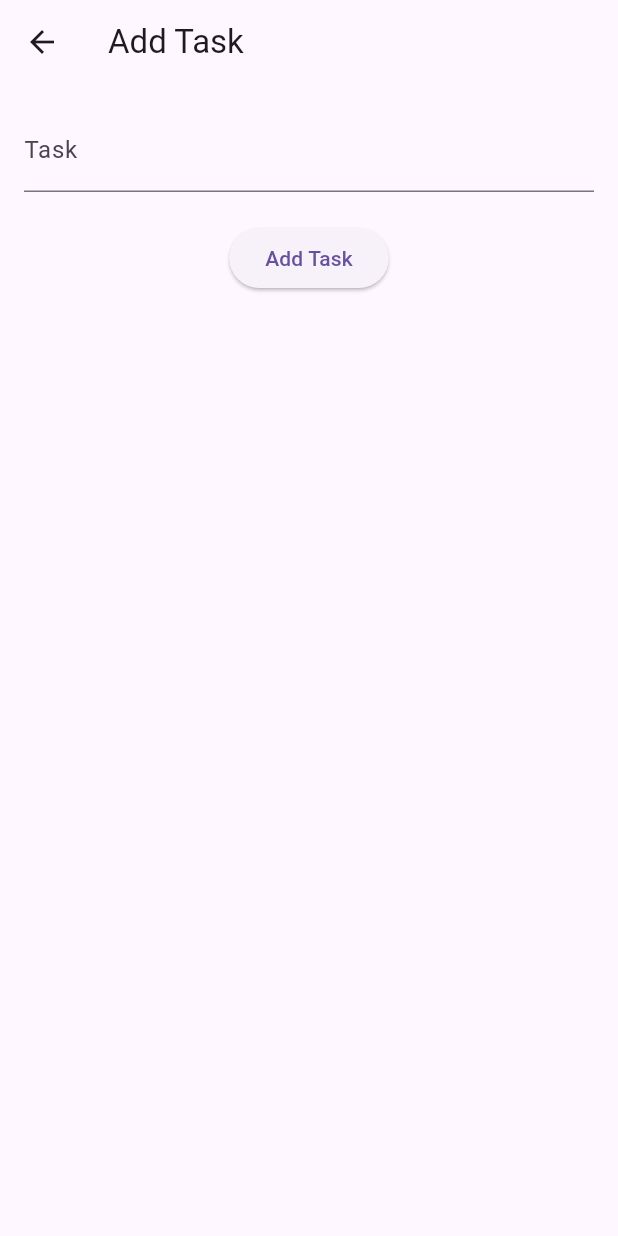
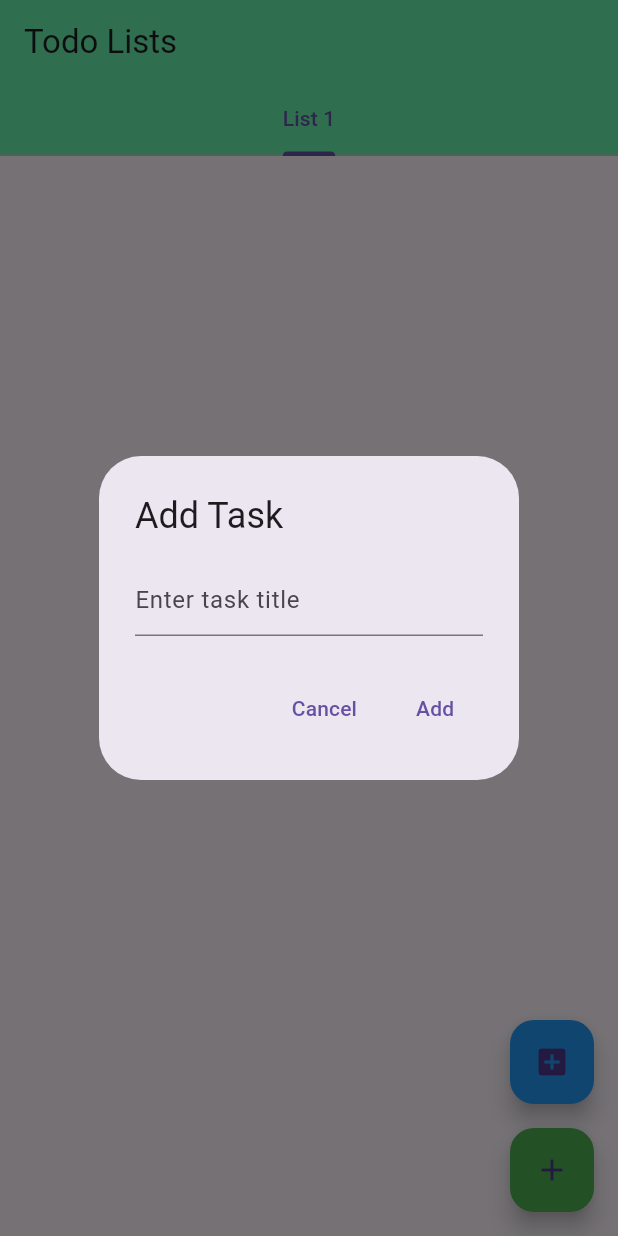
Before and after one commit to Andehvik/todo_list, a Flutter app: the screen it shows after launch, after a tap on the "add" icon, on a phone screen of 412 x 824 dp. Run offline on Flutter 3.47's test engine with Material 3 defaults, Android fonts, the phone set to English and light mode, and no system bars.

Commit message:
feat: add create new list in tab with button

```diff
--- a/lib/main.dart
+++ b/lib/main.dart
@@ -1,8 +1,9 @@
 import 'package:flutter/material.dart';
 import 'package:provider/provider.dart';
+import 'package:provider/single_child_widget.dart';
 import 'package:todo_list/providers/task_provider.dart';
 import 'package:todo_list/screens/add_task_screen.dart';
-import 'package:todo_list/screens/home_screen.dart';
+import 'package:todo_list/screens/list_screen.dart';
 
 void main() {
   runApp(MyTodoApp());
@@ -54,7 +55,7 @@ class MyTodoApp extends StatelessWidget {
         ),
         initialRoute: '/',
         routes: {
-          '/': (ctx) => HomeScreen(),
+          '/': (ctx) => ListScreen(),
           '/add-task': (ctx) => AddTaskScreen(),
           // Add more routes if needed
         },
--- a/lib/screens/add_task_screen.dart
+++ b/lib/screens/add_task_screen.dart
@@ -5,6 +5,11 @@ import '../providers/task_provider.dart';
 
 class AddTaskScreen extends StatelessWidget {
   final TextEditingController _taskController = TextEditingController();
+  final FocusNode _focusNode = FocusNode();
+
+  AddTaskScreen({super.key});
+
+
 
   void _addTask(BuildContext context) {
     final taskText = _taskController.text;
--- a/lib/screens/home_screen.dart
+++ /dev/null
@@ -1,39 +0,0 @@
-import 'package:flutter/material.dart';
-import 'package:provider/provider.dart';
-import '../providers/task_provider.dart';
-import '../widgets/task_tile.dart';
-
-class HomeScreen extends StatelessWidget {
-  const HomeScreen({super.key});
-
-  @override
-  Widget build(BuildContext context) {
-    final tasks = Provider.of<TaskProvider>(context).tasks;
-
-    return Scaffold(
-      appBar: AppBar(
-        title: Text('Todo List'),
-      ),
-      body: ListView.builder(
-        itemCount: tasks.length,
-        itemBuilder: (ctx, index) {
-          final task = tasks[index];
-          return TaskTile(
-            title: task.title,
-            isDone: task.isDone,
-            onChanged: (value) {
-              Provider.of<TaskProvider>(context, listen: false).toggleTaskCompletion(index);
-              // Implement task completion logic
-            },
-          );
-        },
-      ),
-      floatingActionButton: FloatingActionButton(
-        onPressed: () {
-          Navigator.of(context).pushNamed('/add-task');
-        },
-        child: Icon(Icons.add),
-      ),
-    );
-  }
-}
--- /dev/null
+++ b/lib/screens/list_screen.dart
@@ -0,0 +1,170 @@
+import 'package:flutter/material.dart';
+import 'package:provider/provider.dart';
+import '../models/task.dart';
+import '../providers/task_provider.dart';
+
+class ListScreen extends StatefulWidget {
+  const ListScreen({super.key});
+
+  @override
+  _ListScreenState createState() => _ListScreenState();
+}
+
+class _ListScreenState extends State<ListScreen> {
+  List<TaskProvider> taskLists = [TaskProvider()]; // Start with one list
+  int currentTabIndex = 0;
+  int counter = 0;
+
+  @override
+  Widget build(BuildContext context) {
+    return DefaultTabController(
+      length: taskLists.length,
+      child: Scaffold(
+        appBar: AppBar(
+          title: Text('Todo Lists'),
+          backgroundColor: Colors.greenAccent,
+          bottom: TabBar(
+            onTap: (index) {
+              setState(() {
+                currentTabIndex = index;
+              });
+            },
+            tabs: List.generate(taskLists.length, (index) {
+              return Tab(
+                text: 'List ${index + 1}', // Tab names: List 1, List 2, etc.
+              );
+            }),
+          ),
+        ),
+        body: TabBarView(
+          children: List.generate(taskLists.length, (index) {
+            return ChangeNotifierProvider.value(
+              value: taskLists[index],
+              child: TaskListWidget(),
+            );
+          }),
+        ),
+        floatingActionButton: Column(
+          mainAxisAlignment: MainAxisAlignment.end,
+          children: [
+            // Add New Tab Button
+            FloatingActionButton(
+              heroTag: 'addTab',
+              onPressed: () {
+                _showAddCategoryDialog();
+              },
+              child: Icon(Icons.add_box),
+              backgroundColor: Colors.blue,
+              tooltip: 'Add New Tab',
+            ),
+            const SizedBox(height: 16), // Spacing between buttons
+            // Add Task Button
+            FloatingActionButton(
+              heroTag: 'addTask',
+              onPressed: () {
+                _showAddTaskDialog(context, currentTabIndex);
+              },
+              child: Icon(Icons.add),
+              backgroundColor: Colors.green,
+              tooltip: 'Add Task to Current Tab',
+            ),
+          ],
+        ),
+      ),
+    );
+  }
+
+  // Add New Tab (Category) Dialog
+  void _showAddCategoryDialog() {
+    final TextEditingController categoryController = TextEditingController();
+
+    showDialog(
+      context: context,
+      builder: (ctx) => AlertDialog(
+        title: Text('Add New Tab'),
+        content: TextField(
+          controller: categoryController,
+          decoration: InputDecoration(hintText: 'Enter category name'),
+        ),
+        actions: [
+          TextButton(
+            onPressed: () {
+              Navigator.of(ctx).pop();
+            },
+            child: Text('Cancel'),
+          ),
+          TextButton(
+            onPressed: () {
+              if (categoryController.text.isNotEmpty) {
+                setState(() {
+                  taskLists.add(TaskProvider());
+                });
+                Navigator.of(ctx).pop();
+              }
+            },
+            child: Text('Add'),
+          ),
+        ],
+      ),
+    );
+  }
+
+  // Add New Task Dialog
+  void _showAddTaskDialog(BuildContext context, int tabIndex) {
+    final TextEditingController taskController = TextEditingController();
+
+    showDialog(
+      context: context,
+      builder: (ctx) => AlertDialog(
+        title: Text('Add Task'),
+        content: TextField(
+          controller: taskController,
+          decoration: InputDecoration(hintText: 'Enter task title'),
+        ),
+        actions: [
+          TextButton(
+            onPressed: () {
+              Navigator.of(ctx).pop();
+            },
+            child: Text('Cancel'),
+          ),
+          TextButton(
+            onPressed: () {
+              if (taskController.text.isNotEmpty) {
+                taskLists[tabIndex].addTask(Task(title: taskController.text, id: counter.toString(), isDone: false));
+                counter++;
+                Navigator.of(ctx).pop();
+              }
+            },
+            child: Text('Add'),
+          ),
+        ],
+      ),
+    );
+  }
+}
+
+// Task List Widget
+class TaskListWidget extends StatelessWidget {
+  @override
+  Widget build(BuildContext context) {
+    final taskProvider = Provider.of<TaskProvider>(context);
+    final tasks = taskProvider.tasks;
+
+    return ListView.builder(
+      itemCount: tasks.length,
+      itemBuilder: (ctx, index) {
+        final task = tasks[index];
+        return ListTile(
+          title: Text(task.title),
+          trailing: Checkbox(
+            value: task.isDone,
+            onChanged: (value) {
+              taskProvider.toggleTaskCompletion(index);
+            },
+          ),
+        );
+      },
+    );
+  }
+}
```
Also changed, not shown: lib/models/task_list.dart (added, +10 -0 lines), lib/widgets/task_list_widget.dart (added, +27 -0 lines).
